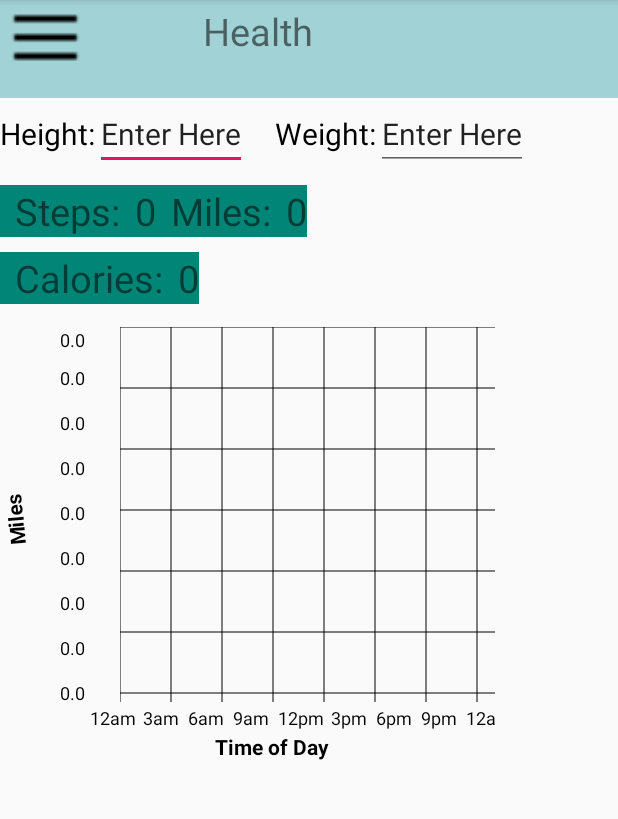
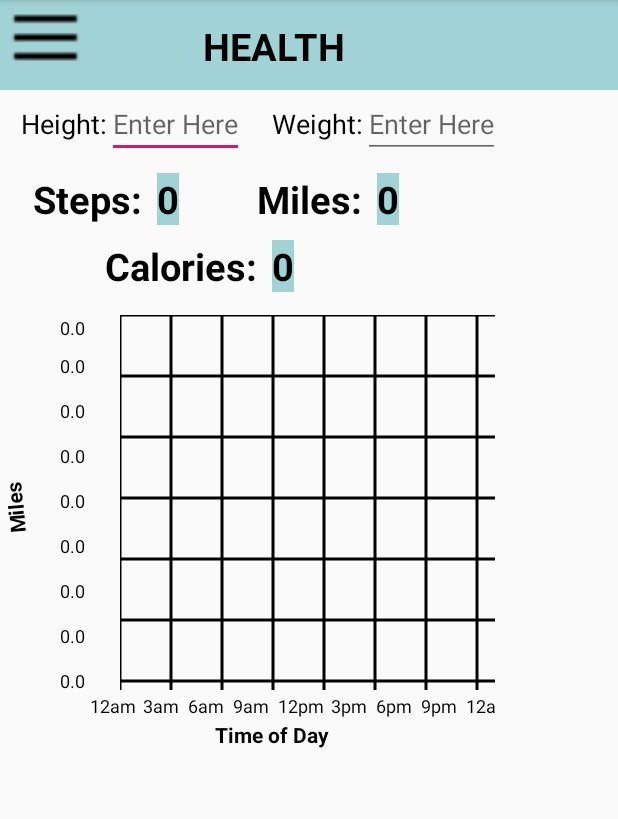
Before and after one commit to BaileyFrederick/FinalProject, an Android app: the HealthActivity screen opened directly, with no data from a screen before it, on a phone screen of 412 x 824 dp, the part 84-903 px from its top. Run offline under Robolectric (Android 15) with nearby library versions, the phone set to English and light mode, and no system bars; our stand-ins replace Firebase (no records; nobody signed in at launch, a user with empty details on screens opened directly).

Commit message:
changed lots on the ui

```diff
--- a/app/src/main/java/com/example/finalproject/HealthActivity.java
+++ b/app/src/main/java/com/example/finalproject/HealthActivity.java
@@ -31,7 +31,7 @@ public class HealthActivity extends AppCompatActivity implements SensorEventList
     CustomBarGraphView barGraph;
     int steps = 0;
 
-    DatabaseHandler dbh;
+    //DatabaseHandler dbh;
 
     @Override
     protected void onCreate(Bundle savedInstanceState) {
@@ -62,15 +62,14 @@ public class HealthActivity extends AppCompatActivity implements SensorEventList
         weight = (TextView) findViewById(R.id.weight);
         barGraph = (CustomBarGraphView) findViewById(R.id.bargraph);
 
-        dbh = new DatabaseHandler(getApplicationContext());
+        //dbh = new DatabaseHandler(getApplicationContext());
         //dbh.addHealthInfo(this);
         //int b = dbh.getAllHealthInputs().size();
         //Log.v("MY_TAG", "HEALTH INPUT SIZE= "+b);
         //SQLiteDatabase db = this.openOrCreateDatabase("GlobalDB", Context.MODE_PRIVATE, null);
         //dbh.onCreate(db);
 
-
-        List<String[]> toSet = dbh.getAllHealthInputs();
+       /* List<String[]> toSet = dbh.getAllHealthInputs();
         if(toSet.size()>0) {
             int max = 0;
             int maxIndex = 0;
@@ -87,6 +86,8 @@ public class HealthActivity extends AppCompatActivity implements SensorEventList
             height.setText(toSet.get(maxIndex)[5]);
             weight.setText(toSet.get(maxIndex)[6]);
         }
+        */
+       FirebaseHandler fb = new FirebaseHandler();
     }
 
     @Override
@@ -152,7 +153,10 @@ public class HealthActivity extends AppCompatActivity implements SensorEventList
     }
 
     public void goBack(View v){
-        dbh.addHealthInfo(this);
+
+
+
+        //dbh.addHealthInfo(this);
         Intent x = new Intent(this, MainActivity.class);
         startActivity(x);
     }
--- a/app/src/main/java/com/example/finalproject/MainActivity.java
+++ b/app/src/main/java/com/example/finalproject/MainActivity.java
@@ -143,7 +143,7 @@ public class MainActivity extends AppCompatActivity{
     }
 
     public void map(View v){
-        onStop();
+        //onStop();
         Intent x = new Intent(this, MapActivity.class);
         startActivity(x);
         //te
--- a/app/src/main/res/layout/activity_calendar.xml
+++ b/app/src/main/res/layout/activity_calendar.xml
@@ -24,7 +24,9 @@
             android:layout_width="wrap_content"
             android:layout_height="60dp"
             android:layout_marginLeft="80dp"
-            android:text="Calendar"
+            android:text="CALENDAR"
+            android:textColor="@color/black"
+            android:textStyle="bold"
             android:textSize="25dp"/>
         <Button
             android:layout_width="30dp"
--- a/app/src/main/res/layout/activity_health.xml
+++ b/app/src/main/res/layout/activity_health.xml
@@ -7,7 +7,7 @@
 
     <LinearLayout
         android:layout_width="match_parent"
-        android:layout_height="65dp"
+        android:layout_height="60dp"
         android:orientation="horizontal"
         android:background="@color/menu">
 
@@ -21,7 +21,10 @@
             android:layout_width="wrap_content"
             android:layout_height="60dp"
             android:layout_marginLeft="80dp"
-            android:text="Health"
+            android:layout_marginTop="10dp"
+            android:text="HEALTH"
+            android:textColor="@color/black"
+            android:textStyle="bold"
             android:textSize="25dp"/>
 
     </LinearLayout>
@@ -34,27 +37,27 @@
         <TextView
             android:layout_width="wrap_content"
             android:layout_height="wrap_content"
-            android:textSize="20dp"
+            android:textSize="18dp"
             android:textColor="@color/black"
-            android:text="Height:"/>
+            android:text="   Height:"/>
         <EditText
             android:layout_width="wrap_content"
             android:layout_height="wrap_content"
-            android:textSize="20dp"
-            android:text="Enter Here"
+            android:textSize="18dp"
+            android:hint="Enter Here"
             android:id="@+id/height"
             />
         <TextView
             android:layout_width="wrap_content"
             android:layout_height="wrap_content"
-            android:textSize="20dp"
+            android:textSize="18dp"
             android:textColor="@color/black"
             android:text="    Weight:"/>
         <EditText
             android:layout_width="wrap_content"
             android:layout_height="wrap_content"
-            android:textSize="20dp"
-            android:text="Enter Here"
+            android:textSize="18dp"
+            android:hint="Enter Here"
             android:id="@+id/weight"
             />
 
@@ -65,13 +68,35 @@
         android:layout_width="wrap_content"
         android:layout_height="wrap_content"
         android:orientation="horizontal"
-        android:background="@color/colorPrimary"
         android:layout_marginTop="10dp">
 
         <TextView
             android:layout_width="wrap_content"
             android:layout_height="wrap_content"
-            android:text="Steps:"
+            android:text="  Steps:"
+            android:layout_marginLeft="10dp"
+            android:layout_marginRight="10dp"
+            android:textColor="@color/black"
+            android:textStyle="bold"
+            android:textSize="25dp"/>
+
+        <TextView
+            android:layout_width="wrap_content"
+            android:layout_height="wrap_content"
+            android:text="0"
+            android:textColor="@color/black"
+            android:background="@color/menu"
+            android:textSize="25dp"
+            android:textStyle="bold"
+            android:id="@+id/step"
+            />
+
+        <TextView
+            android:layout_width="wrap_content"
+            android:layout_height="wrap_content"
+            android:text="       Miles:"
+            android:textStyle="bold"
+            android:textColor="@color/black"
             android:layout_marginLeft="10dp"
             android:layout_marginRight="10dp"
             android:textSize="25dp"/>
@@ -80,22 +105,9 @@
             android:layout_width="wrap_content"
             android:layout_height="wrap_content"
             android:text="0"
-            android:textSize="25dp"
-            android:id="@+id/step"
-            />
-
-        <TextView
-            android:layout_width="wrap_content"
-            android:layout_height="wrap_content"
-            android:text="Miles:"
-            android:layout_marginLeft="10dp"
-            android:layout_marginRight="10dp"
-            android:textSize="25dp"/>
-
-        <TextView
-            android:layout_width="wrap_content"
-            android:layout_height="wrap_content"
-            android:text="0"
+            android:textColor="@color/black"
+            android:textStyle="bold"
+            android:background="@color/menu"
             android:textSize="25dp"
             android:id="@+id/miles"
             />
@@ -105,25 +117,31 @@
 
 
     <LinearLayout
-        android:layout_width="wrap_content"
+        android:layout_width="400dp"
         android:layout_height="wrap_content"
         android:orientation="horizontal"
-        android:background="@color/colorPrimary"
         android:layout_marginTop="10dp">
 
         <TextView
             android:layout_width="wrap_content"
             android:layout_height="wrap_content"
-            android:text="Calories:"
+            android:text="          Calories:"
             android:layout_marginLeft="10dp"
+            android:textStyle="bold"
+            android:textColor="@color/black"
             android:layout_marginRight="10dp"
+            android:layout_gravity="center"
             android:textSize="25dp"/>
 
         <TextView
             android:layout_width="wrap_content"
             android:layout_height="wrap_content"
             android:text="0"
+            android:layout_gravity="center"
             android:id="@+id/calories"
+            android:textColor="@color/black"
+            android:textStyle="bold"
+            android:background="@color/menu"
             android:textSize="25dp"
             />
 
@@ -155,77 +173,77 @@
             android:orientation="vertical">
 
             <TextView
-                android:layout_width="30dp"
+                android:layout_width="40dp"
                 android:layout_height="25dp"
                 android:id="@+id/ypoint1"
                 android:text="0.0"
                 android:textColor="@color/black"
                 android:textSize="12sp"/>
             <TextView
-                android:layout_width="30dp"
+                android:layout_width="40dp"
                 android:layout_height="30dp"
                 android:text="0.0"
                 android:textSize="12sp"
                 android:textColor="@color/black"
                 android:id="@+id/ypoint2"/>
             <TextView
-                android:layout_width="30dp"
+                android:layout_width="40dp"
                 android:text="0.0"
                 android:layout_height="30dp"
                 android:textSize="12sp"
                 android:textColor="@color/black"
                 android:id="@+id/ypoint3"/>
             <TextView
-                android:layout_width="30dp"
+                android:layout_width="40dp"
                 android:text="0.0"
                 android:layout_height="30dp"
                 android:textSize="12sp"
                 android:textColor="@color/black"
                 android:id="@+id/ypoint4"/>
             <TextView
-                android:layout_width="30dp"
+                android:layout_width="40dp"
                 android:text="0.0"
                 android:layout_height="30dp"
                 android:textSize="12sp"
                 android:textColor="@color/black"
                 android:id="@+id/ypoint5"/>
             <TextView
-                android:layout_width="30dp"
+                android:layout_width="40dp"
                 android:text="0.0"
                 android:layout_height="30dp"
                 android:textSize="12sp"
                 android:textColor="@color/black"
                 android:id="@+id/ypoint6"/>
             <TextView
-                android:layout_width="30dp"
+                android:layout_width="40dp"
                 android:layout_height="30dp"
                 android:textSize="12sp"
                 android:text="0.0"
                 android:textColor="@color/black"
                 android:id="@+id/ypoint7"/>
             <TextView
-                android:layout_width="30dp"
+                android:layout_width="40dp"
                 android:layout_height="30dp"
                 android:textSize="12sp"
                 android:text="0.0"
                 android:textColor="@color/black"
                 android:id="@+id/ypoint8"/>
             <TextView
-                android:layout_width="30dp"
+                android:layout_width="40dp"
                 android:layout_height="32dp"
                 android:textSize="12sp"
                 android:text="0.0"
                 android:textColor="@color/black"
                 android:id="@+id/ypoint9"/>
             <TextView
-                android:layout_width="30dp"
+                android:layout_width="40dp"
                 android:layout_height="28dp"
                 android:textSize="12sp"
                 android:textColor="@color/black"
                 android:text="0.0"
                 android:id="@+id/ypoint10"/>
             <TextView
-                android:layout_width="30dp"
+                android:layout_width="40dp"
                 android:layout_height="32dp"
                 android:textSize="12sp"
                 android:textColor="@color/black"
--- a/app/src/main/res/layout/activity_map.xml
+++ b/app/src/main/res/layout/activity_map.xml
@@ -21,7 +21,10 @@
             android:layout_width="wrap_content"
             android:layout_height="60dp"
             android:layout_marginLeft="80dp"
-            android:text="Map"
+            android:layout_marginTop="6dp"
+            android:text="MAP"
+            android:textStyle="bold"
+            android:textColor="@color/black"
             android:textSize="25dp"/>
        </LinearLayout>
 
--- a/app/src/main/res/values/colors.xml
+++ b/app/src/main/res/values/colors.xml
@@ -6,4 +6,7 @@
     <color name="menu">#A1D2D5</color>
     <color name="gray">#CCCCCC</color>
     <color name="black">#000000</color>
+    <color name="carolinaBlue">#7bafd4</color>
+    <color name="white">#ffffff</color>
+    <color name="navy">#13294b</color>
 </resources>
```
Also changed, not shown: app/src/main/java/com/example/finalproject/CustomBarGraphView.java (+11 -2 lines), app/src/main/java/com/example/finalproject/FirebaseHandler.java (+7 -0 lines), app/src/main/res/layout/activity_main.xml (+11 -6 lines).
